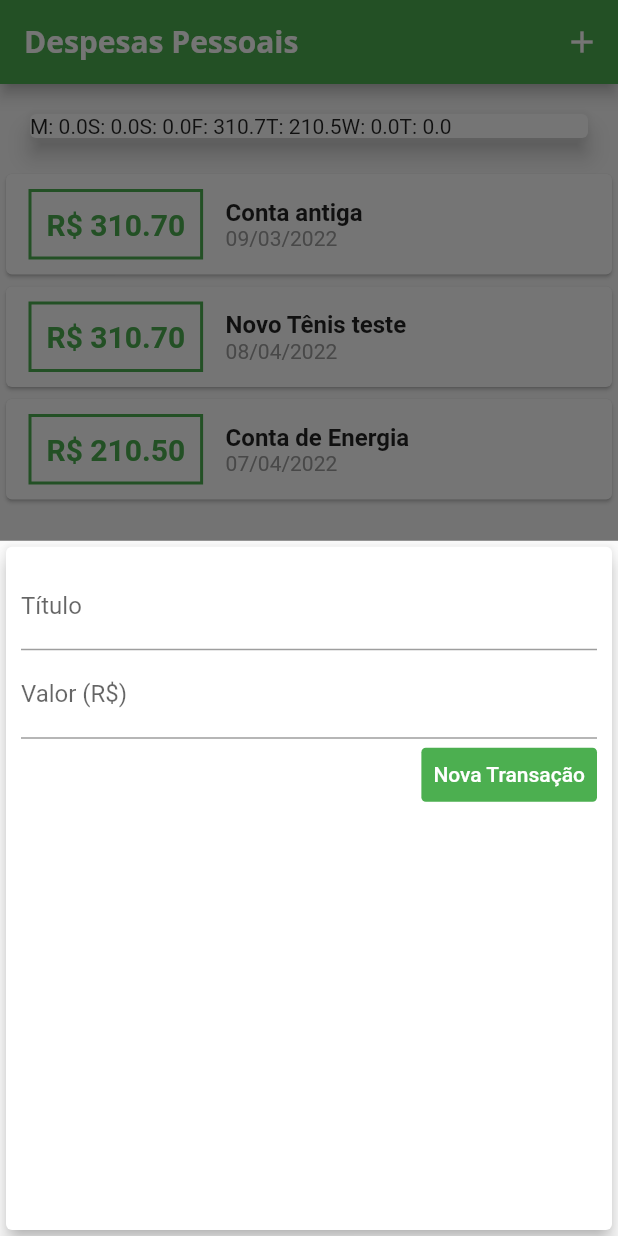
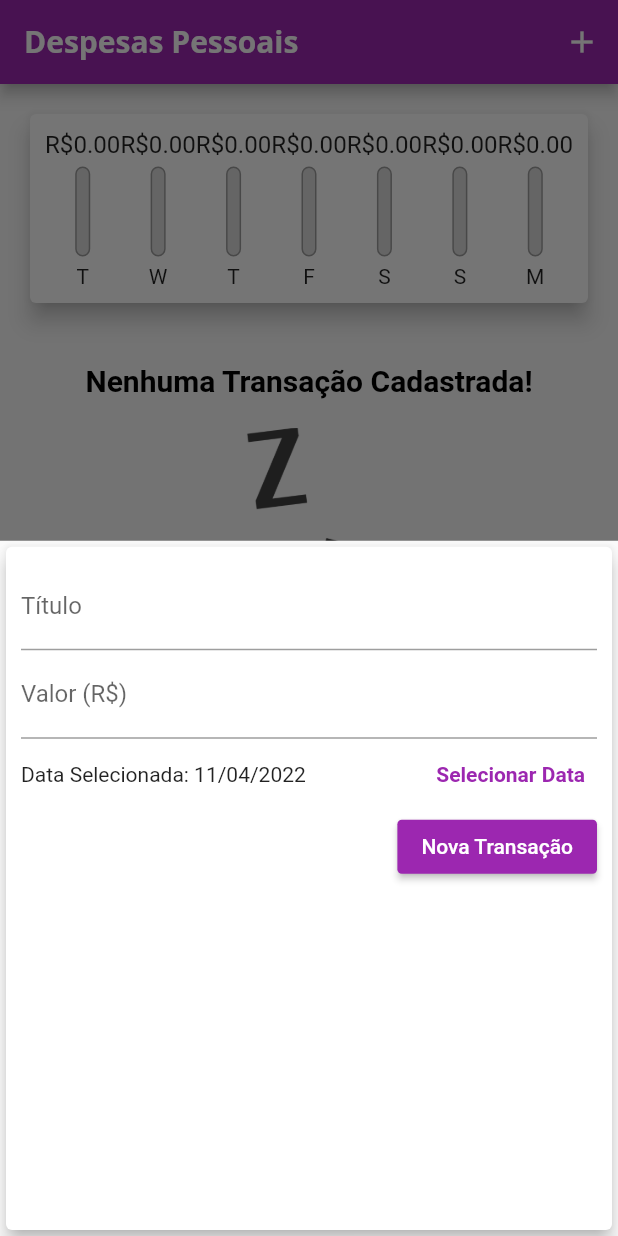
Before and after one commit to jacksonAbrao/expenses, a Flutter app: the screen it shows after launch, after a tap on the "add" icon, on a phone screen of 412 x 824 dp. Run offline on Flutter 3.47's test engine with Material 2 defaults, Android fonts, the phone set to English and light mode, and no system bars.

Commit message:
terminado o projeto

```diff
--- a/lib/components/chart.dart
+++ b/lib/components/chart.dart
@@ -3,6 +3,7 @@
 import 'package:flutter/material.dart';
 import "package:intl/intl.dart";
 import "../models/transaction.dart";
+import 'chart_bar.dart';
 
 class Chart extends StatelessWidget {
   const Chart(this.recentTransaction);
@@ -31,6 +32,12 @@ class Chart extends StatelessWidget {
         "day": DateFormat.E().format(weekDay)[0],
         "value": totalSum,
       };
+    }).reversed.toList();
+  }
+
+  double get _weekTotalValue {
+    return groupedTransactions.fold(0.0, (sum, tr) {
+      return sum + (tr['value'] as double);
     });
   }
 
@@ -40,10 +47,23 @@ class Chart extends StatelessWidget {
     return Card(
       elevation: 6,
       margin: const EdgeInsets.all(20),
-      child: Row(
-        children: groupedTransactions.map((tr) {
-          return Text("${tr["day"]}: ${tr["value"]}");
-        }).toList(),
+      child: Padding(
+        padding: const EdgeInsets.all(10),
+        child: Row(
+          mainAxisAlignment: MainAxisAlignment.spaceAround,
+          children: groupedTransactions.map((tr) {
+            return Flexible(
+              fit: FlexFit.tight,
+              child: ChartBar(
+                label: tr['day'].toString(),
+                value: (tr['value'] as double),
+                percentage: _weekTotalValue == 0
+                    ? 0
+                    : (tr['value'] as double) / _weekTotalValue,
+              ),
+            );
+          }).toList(),
+        ),
       ),
     );
   }
--- a/lib/components/chart_bar.dart
+++ b/lib/components/chart_bar.dart
@@ -1,10 +1,61 @@
+// ignore_for_file: prefer_const_constructors_in_immutables
+
 import 'package:flutter/material.dart';
 
 class ChartBar extends StatelessWidget {
-  const ChartBar({Key? key}) : super(key: key);
+  final String label;
+  final double value;
+  final double percentage;
+
+  ChartBar(
+      {Key? key,
+      required this.label,
+      required this.value,
+      required this.percentage})
+      : super(key: key);
 
   @override
   Widget build(BuildContext context) {
-    return Container();
+    return Column(
+      children: <Widget>[
+        SizedBox(
+          height: 20,
+          child: FittedBox(
+            child: Text("R\$${value.toStringAsFixed(2)}"),
+          ),
+        ),
+        const SizedBox(height: 5),
+        SizedBox(
+          height: 60,
+          width: 10,
+          child: Stack(
+            alignment: Alignment.bottomCenter,
+            children: [
+              Container(
+                decoration: BoxDecoration(
+                  border: Border.all(
+                    color: Colors.grey,
+                    width: 1.0,
+                  ),
+                  color: Color.fromRGBO(220, 220, 220, 1),
+                  borderRadius: BorderRadius.circular(5),
+                ),
+              ),
+              FractionallySizedBox(
+                heightFactor: percentage,
+                child: Container(
+                  decoration: BoxDecoration(
+                    color: Theme.of(context).colorScheme.primary,
+                    borderRadius: BorderRadius.circular(5),
+                  ),
+                ),
+              ),
+            ],
+          ),
+        ),
+        const SizedBox(height: 5),
+        Text(label),
+      ],
+    );
   }
 }
--- a/lib/components/transaction.dart
+++ /dev/null
@@ -1,13 +0,0 @@
-class Transaction {
-  final String id;
-  final String title;
-  final double value;
-  final DateTime date;
-
-  Transaction({
-    required this.id,
-    required this.title,
-    required this.value,
-    required this.date,
-  });
-}
--- a/lib/components/transaction_form.dart
+++ b/lib/components/transaction_form.dart
@@ -1,28 +1,47 @@
+// ignore_for_file: prefer_const_constructors, prefer_final_fields, unused_field, unnecessary_null_comparison
+
 import 'package:flutter/material.dart';
+import 'package:intl/intl.dart';
 
 class TransactionForm extends StatefulWidget {
   const TransactionForm(this.onSubmit, {Key? key}) : super(key: key);
 
-  final void Function(String, double) onSubmit;
+  final void Function(String, double, DateTime) onSubmit;
 
   @override
   State<TransactionForm> createState() => _TransactionFormState();
 }
 
 class _TransactionFormState extends State<TransactionForm> {
-  final titleController = TextEditingController();
-
-  final valueController = TextEditingController();
+  final _titleController = TextEditingController();
+  final _valueController = TextEditingController();
+  DateTime _selectedDate = DateTime.now();
 
   _submitForm() {
-    final title = titleController.text;
-    final value = double.tryParse(valueController.text) ?? 0.0;
+    final title = _titleController.text;
+    final value = double.tryParse(_valueController.text) ?? 0.0;
 
-    if (title.isEmpty || value <= 0) {
+    if (title.isEmpty || value <= 0 || _selectedDate == null) {
       return;
     }
 
-    widget.onSubmit(title, value);
+    widget.onSubmit(title, value, _selectedDate);
+  }
+
+  _showDatePicker() {
+    showDatePicker(
+      context: context,
+      initialDate: DateTime.now(),
+      firstDate: DateTime(2022),
+      lastDate: DateTime.now(),
+    ).then((pickedDate) {
+      if (pickedDate == null) {
+        return;
+      }
+      setState(() {
+        _selectedDate = pickedDate;
+      });
+    });
   }
 
   @override
@@ -35,14 +54,14 @@ class _TransactionFormState extends State<TransactionForm> {
           // ignore: prefer_const_literals_to_create_immutables
           children: [
             TextField(
-              controller: titleController,
+              controller: _titleController,
               decoration: const InputDecoration(
                 labelText: "Título",
               ),
               onSubmitted: (_) => _submitForm(),
             ),
             TextField(
-              controller: valueController,
+              controller: _valueController,
               keyboardType:
                   const TextInputType.numberWithOptions(decimal: true),
               onSubmitted: (_) => _submitForm(),
@@ -51,9 +70,25 @@ class _TransactionFormState extends State<TransactionForm> {
               ),
             ),
             Row(
+              children: [
+                Expanded(
+                  child: Text(_selectedDate == null
+                      ? "Nenhuma data selecionada!"
+                      : 'Data Selecionada: ${DateFormat('d/MM/y').format(_selectedDate)}'),
+                ),
+                TextButton(
+                  onPressed: _showDatePicker,
+                  child: Text('Selecionar Data',
+                      style: TextStyle(
+                        fontWeight: FontWeight.bold,
+                      )),
+                )
+              ],
+            ),
+            Row(
               mainAxisAlignment: MainAxisAlignment.end,
               children: [
-                TextButton(
+                ElevatedButton(
                   onPressed: _submitForm,
                   style: TextButton.styleFrom(
                       backgroundColor: Theme.of(context).colorScheme.primary,
--- a/lib/components/transaction_list.dart
+++ b/lib/components/transaction_list.dart
@@ -7,8 +7,9 @@ import "package:intl/intl.dart";
 
 class TransactionList extends StatelessWidget {
   final List<Transaction> transactions;
+  final void Function(String) onRemove;
 
-  const TransactionList(this.transactions);
+  const TransactionList(this.transactions, this.onRemove);
 
   @override
   Widget build(BuildContext context) {
@@ -41,46 +42,31 @@ class TransactionList extends StatelessWidget {
               itemBuilder: (ctx, index) {
                 final tr = transactions[index];
                 return Card(
-                  child: Row(
-                    children: [
-                      Container(
-                        margin: const EdgeInsets.symmetric(
-                          horizontal: 15,
-                          vertical: 10,
+                  elevation: 3,
+                  child: ListTile(
+                    leading: CircleAvatar(
+                      backgroundColor: Theme.of(context).colorScheme.primary,
+                      foregroundColor: Colors.white,
+                      radius: 30,
+                      child: Padding(
+                        padding: const EdgeInsets.all(6),
+                        child: FittedBox(
+                          child: Text('R\$${tr.value}'),
                         ),
-                        decoration: BoxDecoration(
-                          border: Border.all(
-                            color: Theme.of(context).colorScheme.primary,
-                            width: 2,
-                          ),
-                        ),
-                        padding: const EdgeInsets.all(10),
-                        child: Text("R\$ ${tr.value.toStringAsFixed(2)}",
-                            style: TextStyle(
-                              fontWeight: FontWeight.bold,
-                              fontSize: 20,
-                              color: Theme.of(context).colorScheme.primary,
-                            )),
                       ),
-                      Column(
-                        crossAxisAlignment: CrossAxisAlignment.start,
-                        children: [
-                          Text(
-                            tr.title,
-                            style: const TextStyle(
-                              fontSize: 16,
-                              fontWeight: FontWeight.bold,
-                            ),
-                          ),
-                          Text(
-                            DateFormat("dd/MM/y").format(tr.date),
-                            style: const TextStyle(
-                              color: Colors.grey,
-                            ),
-                          ),
-                        ],
-                      )
-                    ],
+                    ),
+                    title: Text(
+                      tr.title,
+                      style: Theme.of(context).textTheme.titleMedium,
+                    ),
+                    subtitle: Text(
+                      DateFormat('d MMM y').format(tr.date),
+                    ),
+                    trailing: IconButton(
+                      icon: Icon(Icons.delete),
+                      color: Colors.red,
+                      onPressed: () => onRemove(tr.id),
+                    ),
                   ),
                 );
               }),
--- a/lib/main.dart
+++ b/lib/main.dart
@@ -20,7 +20,7 @@ class ExpensesApp extends StatelessWidget {
       home: MyHomePage(),
       theme: tema.copyWith(
         colorScheme: tema.colorScheme.copyWith(
-          primary: Colors.green,
+          primary: Colors.purple,
           secondary: Colors.black,
         ),
         textTheme: tema.textTheme.copyWith(
@@ -48,23 +48,7 @@ class MyHomePage extends StatefulWidget {
 }
 
 class _MyHomePageState extends State<MyHomePage> {
-  final List<Transaction> _transactions = [
-    Transaction(
-        id: "t0",
-        title: "Conta antiga",
-        value: 310.70,
-        date: DateTime.now().subtract(Duration(days: 33))),
-    Transaction(
-        id: "t1",
-        title: "Novo Tênis teste",
-        value: 310.70,
-        date: DateTime.now().subtract(Duration(days: 3))),
-    Transaction(
-        id: "t2",
-        title: "Conta de Energia",
-        value: 210.50,
-        date: DateTime.now().subtract(Duration(days: 4))),
-  ];
+  final List<Transaction> _transactions = [];
 
   List<Transaction> get _recentTransactions {
     return _transactions.where((tr) {
@@ -74,12 +58,12 @@ class _MyHomePageState extends State<MyHomePage> {
     }).toList();
   }
 
-  _addTransaction(String title, double value) {
+  _addTransaction(String title, double value, DateTime date) {
     final newTransaction = Transaction(
       id: Random().nextDouble().toString(),
       title: title,
       value: value,
-      date: DateTime.now(),
+      date: date,
     );
 
     setState(() {
@@ -89,12 +73,19 @@ class _MyHomePageState extends State<MyHomePage> {
     Navigator.of(context).pop();
   }
 
+  _removeTransactions(String id) {
+    setState(() {
+      _transactions.removeWhere((tr) => tr.id == id);
+    });
+  }
+
   _openTransactionFormModal(BuildContext context) {
     showModalBottomSheet(
-        context: context,
-        builder: (_) {
-          return TransactionForm(_addTransaction);
-        });
+      context: context,
+      builder: (_) {
+        return TransactionForm(_addTransaction);
+      },
+    );
   }
 
   @override
@@ -114,7 +105,7 @@ class _MyHomePageState extends State<MyHomePage> {
         crossAxisAlignment: CrossAxisAlignment.stretch,
         children: <Widget>[
           Chart(_recentTransactions),
-          TransactionList(_transactions),
+          TransactionList(_transactions, _removeTransactions),
         ],
       )),
       floatingActionButton: FloatingActionButton(
```
